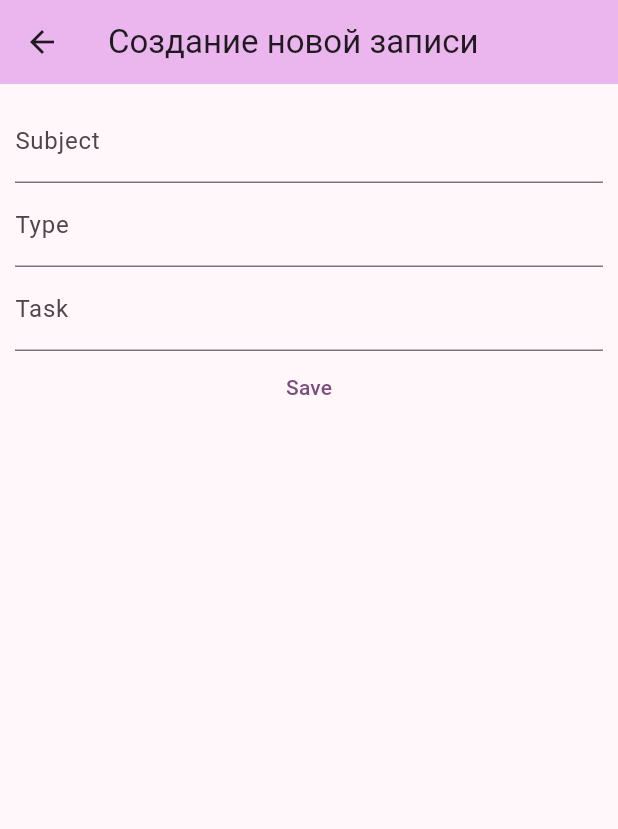
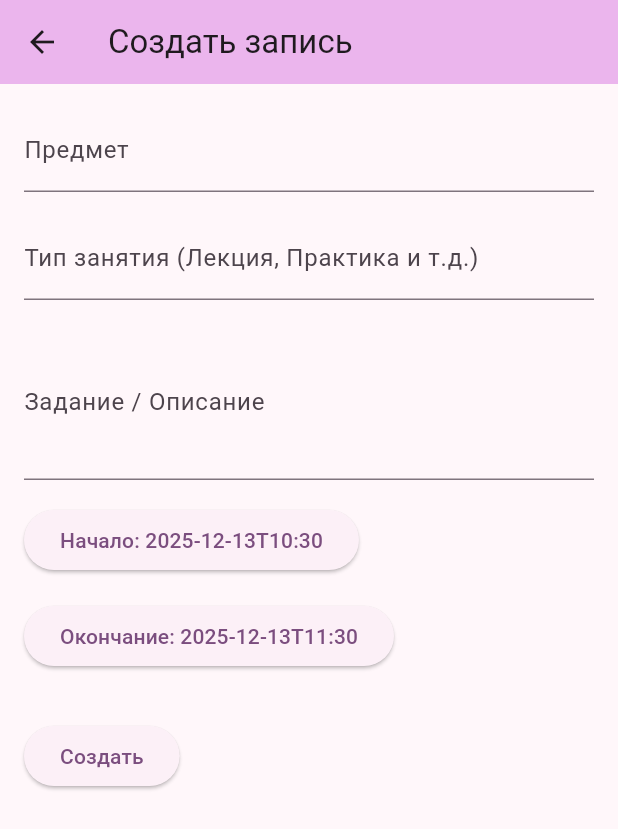
Before and after one commit to qwerty2106/mobile_schedule, a Flutter app: the screen it shows after launch, after a tap on the "add" icon, on a phone screen of 412 x 824 dp. Shown: the top 829 px of the screen. Run offline on Flutter 3.47's test engine with Material 3 defaults, Android fonts, the phone set to English and light mode, and no system bars; our stand-ins replace supabase_flutter; accounts and stored records are empty; network calls fail.

Commit message:
add update data
The changes are primarily in form.dart. The form now supports two modes:

Creating a new entry (if lessonId == null)

Editing an existing entry (if lessonId is passed)

```diff
--- a/lib/form.dart
+++ b/lib/form.dart
@@ -1,8 +1,11 @@
 import 'package:flutter/material.dart';
 import 'package:mobile_schedule/api.dart';
+import 'package:supabase_flutter/supabase_flutter.dart';
 
 class FormPage extends StatefulWidget {
-  const FormPage({super.key});
+  final int? lessonId;
+
+  const FormPage({super.key, this.lessonId});
 
   @override
   State<FormPage> createState() => _FormPageState();
@@ -10,16 +13,148 @@ class FormPage extends StatefulWidget {
 
 class _FormPageState extends State<FormPage> {
   final GlobalKey<FormState> _formKey = GlobalKey();
-  final api = Api();
+  final Api api = Api();
 
-  String subject = "";
-  String type = "";
-  String task = "";
-  DateTime startTime = DateTime.now();
-  DateTime finishTime = DateTime.now();
+  late TextEditingController _subjectController;
+  late TextEditingController _typeController;
+  late TextEditingController _taskController;
+
+  DateTime? _startTime;
+  DateTime? _finishTime;
+
+  Map<String, dynamic>? _currentLesson;
+
+  @override
+  void initState() {
+    super.initState();
+
+    // Инициализируем контроллеры
+    _subjectController = TextEditingController();
+    _typeController = TextEditingController();
+    _taskController = TextEditingController();
+
+    if (widget.lessonId != null) {
+      _loadLessonData(widget.lessonId!);
+    } else {
+      _startTime = DateTime.now();
+      _finishTime = DateTime.now().add(const Duration(hours: 1));
+    }
+  }
+
+  @override
+  void dispose() {
+    //Очистка контроллеров
+    _subjectController.dispose();
+    _typeController.dispose();
+    _taskController.dispose();
+    super.dispose();
+  }
+
+  Future<void> _loadLessonData(int id) async {
+    try {
+      final response = await Supabase.instance.client
+          .from('lessons')
+          .select()
+          .eq('id', id)
+          .maybeSingle();
+
+      if (response != null) {
+        setState(() {
+          _currentLesson = response as Map<String, dynamic>;
+          //Обновляем контроллеры
+          _subjectController.text = _currentLesson?['subject'] ?? '';
+          _typeController.text = _currentLesson?['type'] ?? '';
+          _taskController.text = _currentLesson?['task'] ?? '';
+          _startTime = DateTime.tryParse(_currentLesson?['start_time']) ?? DateTime.now();
+          _finishTime = DateTime.tryParse(_currentLesson?['finish_time']) ?? DateTime.now().add(const Duration(hours: 1));
+        });
+      } else {
+        ScaffoldMessenger.of(context).showSnackBar(
+          SnackBar(content: Text('Запись не найдена')),
+        );
+        Navigator.pop(context);
+      }
+    } catch (e) {
+      ScaffoldMessenger.of(context).showSnackBar(
+        SnackBar(content: Text('Ошибка загрузки данных: $e')),
+      );
+    }
+  }
 
   void _submit() async {
-    await api.createData(subject, type, task, startTime, finishTime);
+    if (_startTime == null || _finishTime == null) {
+      ScaffoldMessenger.of(context).showSnackBar(
+        SnackBar(content: Text('Пожалуйста, выберите время начала и окончания')),
+      );
+      return;
+    }
+
+    if (widget.lessonId != null) {
+      await api.updateData(widget.lessonId!, _subjectController.text, _typeController.text, _taskController.text, _startTime!, _finishTime!);
+    } else {
+      await api.createData(_subjectController.text, _typeController.text, _taskController.text, _startTime!, _finishTime!);
+    }
+
+    Navigator.pop(context);
+  }
+
+  //Методы выбора даты/времени
+  Future<void> _selectStartTime() async {
+    final date = await showDatePicker(
+      context: context,
+      initialDate: _startTime ?? DateTime.now(),
+      firstDate: DateTime(2020),
+      lastDate: DateTime(2030),
+    );
+    if (date != null) {
+      final time = await showTimePicker(
+        context: context,
+        initialTime: TimeOfDay.fromDateTime(_startTime ?? DateTime.now()),
+      );
+      if (time != null) {
+        setState(() {
+          _startTime = DateTime(
+            date.year,
+            date.month,
+            date.day,
+            time.hour,
+            time.minute,
+          );
+        });
+      }
+    }
+  }
+
+  Future<void> _selectFinishTime() async {
+    if (_startTime == null) {
+      ScaffoldMessenger.of(context).showSnackBar(
+        SnackBar(content: Text('Сначала выберите время начала')),
+      );
+      return;
+    }
+    final date = await showDatePicker(
+      context: context,
+      initialDate: _finishTime ?? _startTime!,
+      firstDate: DateTime(2020),
+      lastDate: DateTime(2030),
+    );
+    if (date != null) {
+      final time = await showTimePicker(
+        context: context,
+        initialTime: TimeOfDay.fromDateTime(_finishTime ?? _startTime!),
+      );
+      if (time != null) {
+        setState(() {
+          _finishTime = DateTime(
+            date.year,
+            date.month,
+            date.day,
+            time.hour,
+            time.minute,
+          );
+        });
+      }
+    }
   }
 
   @override
@@ -27,46 +162,61 @@ class _FormPageState extends State<FormPage> {
     return Scaffold(
       appBar: AppBar(
         backgroundColor: Theme.of(context).colorScheme.inversePrimary,
-        title: Text('Создание новой записи'),
+        title: Text(widget.lessonId != null ? 'Редактировать запись' : 'Создать запись'),
       ),
       body: Padding(
-        padding: EdgeInsets.all(10),
+        padding: EdgeInsets.all(16),
         child: Form(
           key: _formKey,
           child: Column(
+            crossAxisAlignment: CrossAxisAlignment.start,
             children: [
-              //Subject
+              //Заголовок (Предмет)
               TextFormField(
-                decoration: InputDecoration(labelText: 'Subject'),
-                keyboardType: TextInputType.text,
-                onChanged: (value) {
-                  setState(() {
-                    subject = value;
-                  });
-                },
+                controller: _subjectController,
+                decoration: InputDecoration(labelText: 'Предмет'),
+                onChanged: (value) {},
               ),
-              //Type
+              SizedBox(height: 16),
+
+              //Тип
               TextFormField(
-                decoration: InputDecoration(labelText: 'Type'),
-                keyboardType: TextInputType.text,
-                onChanged: (value) {
-                  setState(() {
-                    type = value;
-                  });
-                },
+                controller: _typeController,
+                decoration: InputDecoration(labelText: 'Тип занятия (Лекция, Практика и т.д.)'),
               ),
-              //Task
+              SizedBox(height: 16),
+
+              //Задача
               TextFormField(
-                decoration: InputDecoration(labelText: 'Task'),
-                keyboardType: TextInputType.text,
-                onChanged: (value) {
-                  setState(() {
-                    task = value;
-                  });
-                },
+                controller: _taskController,
+                maxLines: 3,
+                decoration: InputDecoration(labelText: 'Задание / Описание'),
               ),
+              SizedBox(height: 16),
 
-              TextButton(onPressed: _submit, child: Text('Save')),
+              //Начало тайминга
+              ElevatedButton(
+                onPressed: _selectStartTime,
+                child: Text(_startTime == null
+                    ? 'Выберите время начала'
+                    : 'Начало: ${_startTime!.toIso8601String().substring(0, 16)}'),
+              ),
+              SizedBox(height: 16),
+
+              //Конец тайминга
+              ElevatedButton(
+                onPressed: _selectFinishTime,
+                child: Text(_finishTime == null
+                    ? 'Выберите время окончания'
+                    : 'Окончание: ${_finishTime!.toIso8601String().substring(0, 16)}'),
+              ),
+              SizedBox(height: 32),
+
+              //Сохранение
+              ElevatedButton(
+                onPressed: _submit,
+                child: Text(widget.lessonId != null ? 'Обновить' : 'Создать'),
+              ),
             ],
           ),
         ),
--- a/lib/main.dart
+++ b/lib/main.dart
@@ -28,7 +28,14 @@ class MyApp extends StatelessWidget {
       routes: {
         '/': (content) => const MyHomePage(),
         '/login': (content) => const LoginPage(),
-        '/form': (content) => const FormPage(),
+        '/form': (context) {
+          final args = ModalRoute.of(context)!.settings.arguments as Map<String, dynamic>?;
+          if (args != null && args.containsKey('id')) {
+            return FormPage(lessonId: args['id']); //Обновление записи
+          } else {
+            return FormPage(); //Создание новой записи
+          }
+        },
       },
     );
   }
@@ -98,20 +105,13 @@ class _MyHomePageState extends State<MyHomePage> {
                       Column(
                         children: [
                           Text(
-                            data[index]['start_time'].toString().substring(
-                              11,
-                              16,
-                            ),
+                            data[index]['start_time'].toString().substring(11, 16),
                           ),
                           Text(
-                            data[index]['finish_time'].toString().substring(
-                              11,
-                              16,
-                            ),
+                            data[index]['finish_time'].toString().substring(11, 16),
                           ),
                         ],
                       ),
-                      // Divider(color: Colors.grey, thickness: 2),
                       Column(
                         crossAxisAlignment: CrossAxisAlignment.start,
                         children: [
@@ -124,9 +124,19 @@ class _MyHomePageState extends State<MyHomePage> {
                             style: TextStyle(fontStyle: FontStyle.italic),
                             data[index]['task'].toString(),
                           ),
-                          TextButton(
+                          IconButton(
+                            icon: Icon(Icons.delete, color: Colors.red),
                             onPressed: () => _delete(data[index]['id']),
-                            child: Text('Удалить'),
+                          ),
+                          IconButton(
+                            icon: Icon(Icons.edit),
+                            onPressed: () {
+                              Navigator.pushNamed(
+                                context,
+                                '/form',
+                                arguments: {'id': data[index]['id']},
+                              );
+                            },
                           ),
                         ],
                       ),
```
Also changed, not shown: lib/api.dart (+11 -0 lines), 1 other file.
